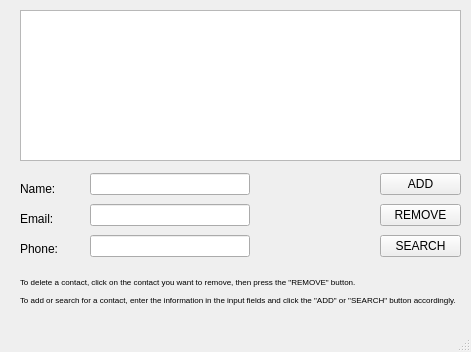
Above: Module03/Exercise00/mainwindow.ui from leo9044/SEA-ME-warm-up before the change. Below: the same form after it.
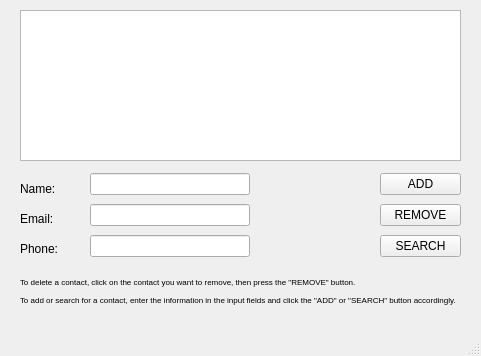
That is the form after the change.

```diff
--- a/Module03/Exercise00/mainwindow.ui
+++ b/Module03/Exercise00/mainwindow.ui
@@ -6,8 +6,8 @@
    <rect>
     <x>0</x>
     <y>0</y>
-    <width>471</width>
-    <height>352</height>
+    <width>481</width>
+    <height>356</height>
    </rect>
   </property>
   <property name="windowTitle">
@@ -122,7 +122,7 @@
      <rect>
       <x>20</x>
       <y>270</y>
-      <width>441</width>
+      <width>451</width>
       <height>41</height>
      </rect>
     </property>
```
Left out of the diff: 2 changed lines with no effect on the pictures.
